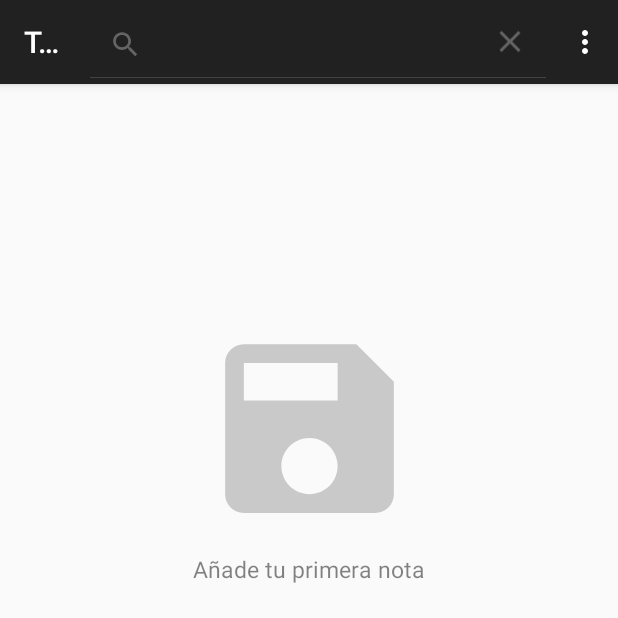
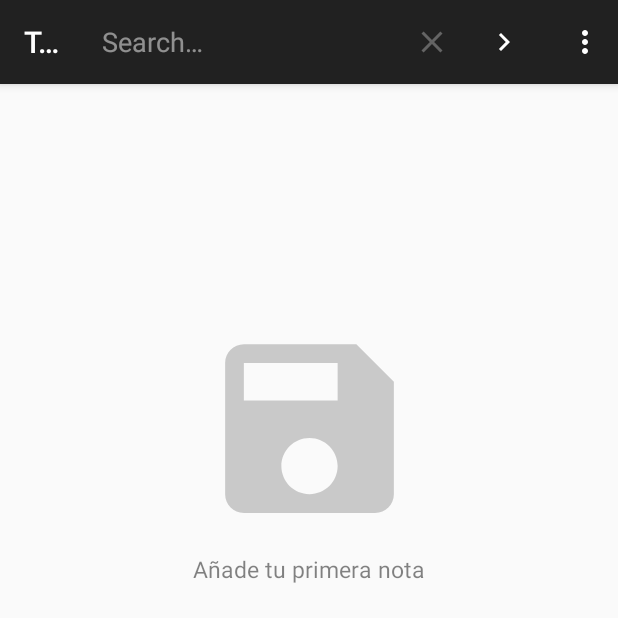
Before and after one commit to alvaropp99/TaskID, an Android app: the screen it shows after launch (MainActivity), after a tap on "Search", on a phone screen of 412 x 824 dp, the top half of it. Run offline under Robolectric (Android 15) with nearby library versions, the phone set to English and light mode, and no system bars; our stand-ins replace Room's generated code, navigation-ui.

Commit message:
aplicacion terminada

```diff
--- a/app/src/main/java/com/example/taskid/data/TaskDAO.kt
+++ b/app/src/main/java/com/example/taskid/data/TaskDAO.kt
@@ -3,7 +3,6 @@ package com.example.taskid.data
 import androidx.lifecycle.LiveData
 import androidx.room.*
 import com.example.taskid.data.models.TaskData
-import java.lang.StringBuilder
 
 // DAO que relaciona la DB de room con la aplicación
 
@@ -31,6 +30,6 @@ interface TaskDAO {
     @Query("SELECT * FROM task_table ORDER BY CASE WHEN priority LIKE 'L%' THEN 1 WHEN priority LIKE 'M%' THEN 2 WHEN priority LIKE 'H%' THEN 3 END")
     fun sortByLow(): LiveData<List<TaskData>>
 
-    @Query("SELECT * FROM task_table WHERE title LIKE :searchQuery")
+    @Query("SELECT * FROM task_table WHERE title LIKE :searchQuery OR description LIKE :searchQuery")
     fun searchDb(searchQuery: String): LiveData<List<TaskData>>
 }
--- a/app/src/main/java/com/example/taskid/data/repository/TaskRepository.kt
+++ b/app/src/main/java/com/example/taskid/data/repository/TaskRepository.kt
@@ -1,11 +1,8 @@
 package com.example.taskid.data.repository
 
-import android.app.DownloadManager
 import androidx.lifecycle.LiveData
-import androidx.room.Query
 import com.example.taskid.data.TaskDAO
 import com.example.taskid.data.models.TaskData
-import java.lang.StringBuilder
 
 class TaskRepository (private val taskDAO: TaskDAO) {
     val getData: LiveData<List<TaskData>> = taskDAO.getData()
--- a/app/src/main/java/com/example/taskid/data/viewmodel/TaskViewModel.kt
+++ b/app/src/main/java/com/example/taskid/data/viewmodel/TaskViewModel.kt
@@ -50,7 +50,7 @@ class TaskViewModel (application: Application):AndroidViewModel(application) {
         }
     }
 
-    fun searchDb(searchQuery: String):LiveData<List<TaskData>>{
+    fun searchDb(searchQuery: String): LiveData<List<TaskData>>{
         return repository.searchDb(searchQuery)
     }
 }
--- a/app/src/main/res/menu/list_fragment_menu.xml
+++ b/app/src/main/res/menu/list_fragment_menu.xml
@@ -6,7 +6,7 @@
         android:icon="@drawable/ic_search"
         android:iconTint="@color/white"
         app:showAsAction="ifRoom"
-        app:actionViewClass="android.widget.SearchView"/>
+        app:actionViewClass="androidx.appcompat.widget.SearchView"/>
 
     <group android:checkableBehavior="single">
         <item android:id="@+id/sort_opt"
```
Also changed, not shown: app/src/main/java/com/example/taskid/fragments/list/ListFragment.kt (+5 -15 lines).
